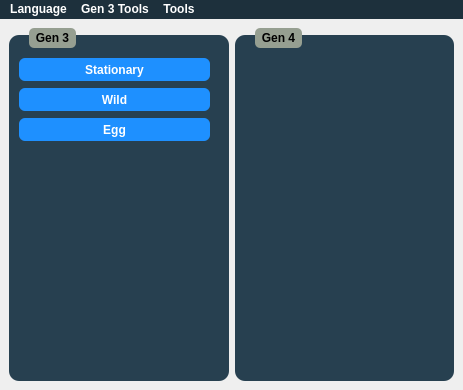
The window that Forms/MainWindow.ui (Admiral-Fish/PokeFinder) describes before a commit, drawn with Qt 5.
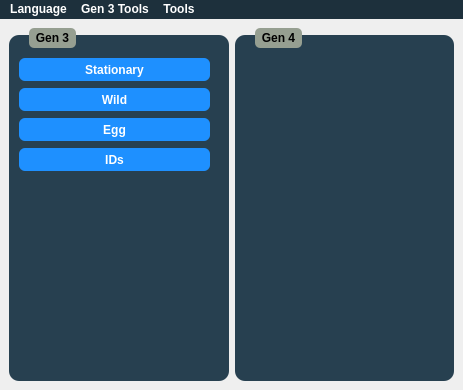
The same window after the commit. Icons and pictures are not drawn.

Commit message: Give Pandora button space

The edit to the form file:
```diff
--- a/Forms/MainWindow.ui
+++ b/Forms/MainWindow.ui
@@ -128,6 +128,19 @@
         <string>Egg</string>
        </property>
       </widget>
+      <widget class="QPushButton" name="pushButtonIDs3">
+       <property name="geometry">
+        <rect>
+         <x>10</x>
+         <y>120</y>
+         <width>191</width>
+         <height>23</height>
+        </rect>
+       </property>
+       <property name="text">
+        <string>IDs</string>
+       </property>
+      </widget>
      </widget>
     </item>
     <item row="0" column="1">
```
Left out of the diff: 26 changed lines with no effect on the pictures. The commit also changes 6 other files.
